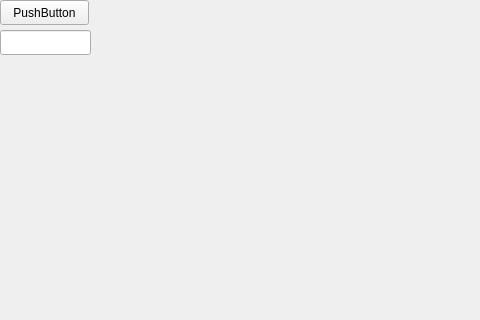
Qt form qtlearnings/paramconfig/mainwindow.ui (ldhshao/mylearnings) before a commit; both pictures show x 0 to 480 and y 0 to 320 of the 800 by 600 pixel window.
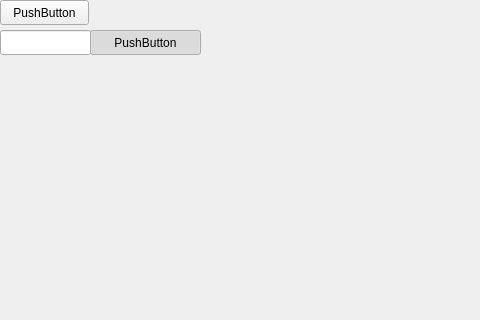
The same form after that commit. Custom widgets are drawn as their Qt base class.

```diff
--- a/qtlearnings/paramconfig/mainwindow.ui
+++ b/qtlearnings/paramconfig/mainwindow.ui
@@ -62,6 +62,28 @@
      </rect>
     </property>
    </widget>
+   <widget class="QPushButton" name="pushButton_2">
+    <property name="enabled">
+     <bool>true</bool>
+    </property>
+    <property name="geometry">
+     <rect>
+      <x>90</x>
+      <y>30</y>
+      <width>111</width>
+      <height>25</height>
+     </rect>
+    </property>
+    <property name="text">
+     <string>PushButton</string>
+    </property>
+    <property name="checkable">
+     <bool>true</bool>
+    </property>
+    <property name="checked">
+     <bool>true</bool>
+    </property>
+   </widget>
   </widget>
   <widget class="QMenuBar" name="menubar">
    <property name="geometry">
```
Left out of the diff: 6 changed lines with no effect on the pictures.
